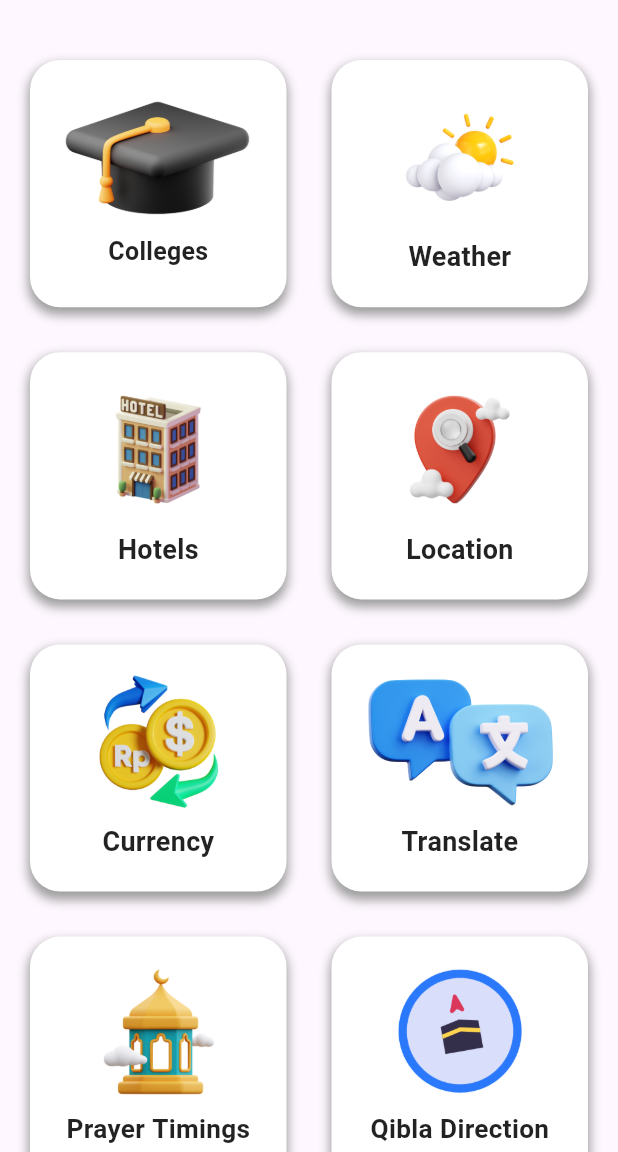
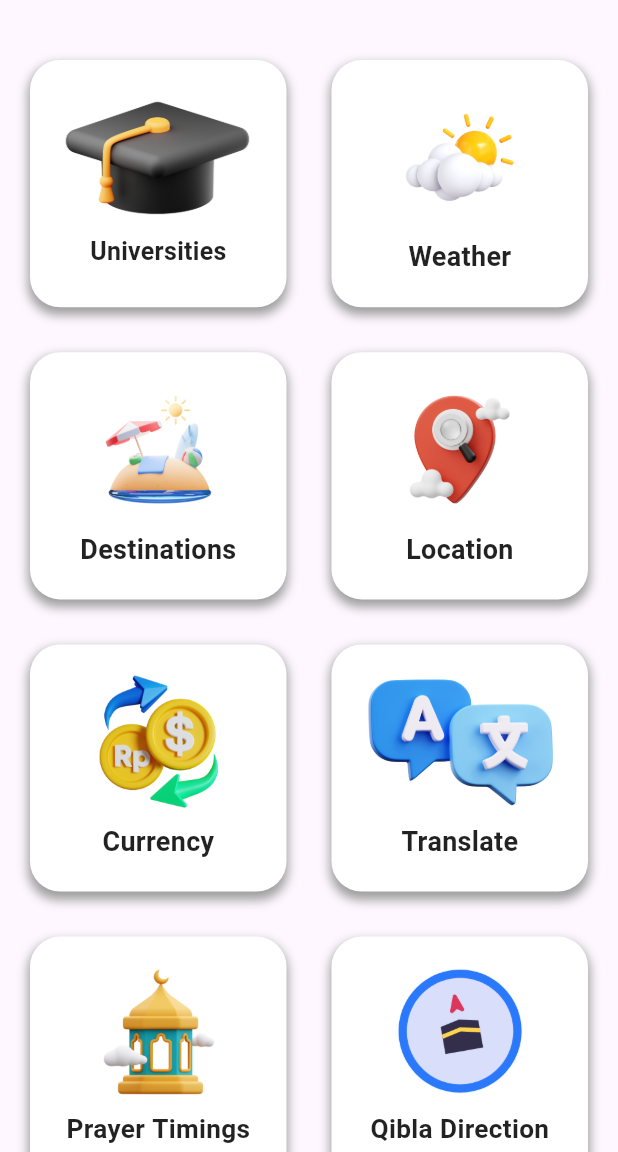
Before and after one commit to H-R-S/GuideWay, a Flutter app: the HomeScreen screen opened directly, on a phone screen of 412 x 824 dp, the part 84-1236 px from its top. Run offline on Flutter 3.47's test engine with Material 2 defaults, Android fonts, the phone set to English and light mode, and no system bars; our stand-ins replace camera, google_fonts, permission_handler, shared_preferences; accounts and stored records are empty; statements that could not run were skipped.

Commit message:
Data updated | Data

```diff
--- a/lib/resources/data/data.dart
+++ b/lib/resources/data/data.dart
@@ -1,14 +1,55 @@
 import 'package:guide_way/resources/constants/icons.dart';
+import 'package:guide_way/routes/routes_name.dart';
 
 List<Map<String, dynamic>> data = [
-  {"title": "Colleges", "icon": collegeIcon, "isDisable": false},
-  {"title": "Weather", "icon": weatherIcon, "isDisable": false},
-  {"title": "Hotels", "icon": hotelIcon, "isDisable": false},
-  {"title": "Location", "icon": locationIcon, "isDisable": false},
-  {"title": "Currency", "icon": currencyExchangeIcon, "isDisable": false},
-  {"title": "Translate", "icon": translateIcon, "isDisable": false},
-  {"title": "Prayer Timings", "icon": prayerIcon, "isDisable": false},
-  {"title": "Qibla Direction", "icon": qiblaIcon, "isDisable": false},
-  {"title": "Resources", "icon": resourcesIcon, "isDisable": false},
-  {"title": "Jobs", "icon": jobsIcon, "isDisable": true}
+  {
+    "route": RoutesName.universities,
+    "title": "Universities",
+    "icon": collegeIcon,
+    "isDisable": false
+  },
+  {
+    "route": RoutesName.weather,
+    "title": "Weather",
+    "icon": weatherIcon,
+    "isDisable": false
+  },
+  {
+    "route": RoutesName.destinations,
+    "title": "Destinations",
+    "icon": touristDestinationIcon,
+    "isDisable": false
+  },
+  {
+    "route": RoutesName.location,
+    "title": "Location",
+    "icon": locationIcon,
+    "isDisable": false
+  },
+  {
+    "route": RoutesName.currency,
+    "title": "Currency",
+    "icon": currencyExchangeIcon,
+    "isDisable": false
+  },
+  {
+    "route": RoutesName.translate,
+    "title": "Translate",
+    "icon": translateIcon,
+    "isDisable": false
+  },
+  {
+    "route": RoutesName.prayerTimings,
+    "title": "Prayer Timings",
+    "icon": prayerIcon,
+    "isDisable": false
+  },
+  {
+    "route": RoutesName.qiblaDirection,
+    "title": "Qibla Direction",
+    "icon": qiblaIcon,
+    "isDisable": false
+  }
+  // {"title": "Resources", "icon": resourcesIcon, "isDisable": false},
+  // {"title": "Jobs", "icon": jobsIcon, "isDisable": true}
 ];
```
